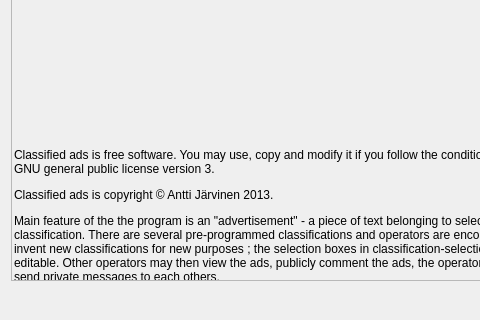
Above: ui/aboutDialog.ui from operatornormal/classified-ads before the change; both pictures show x 0 to 480 and y 333 to 653 of the 601 by 653 pixel window. Below: the same form after it.
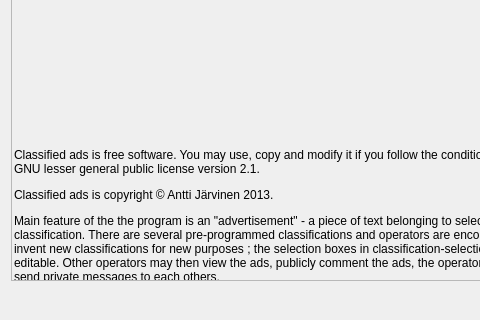
That is the form after the change. Icons and pictures are not drawn.

Commit message: Updated translations to reflect license change, included correct version of LGPL, actually removed Lenin bitmap, fixed minor glitch regarding usage of text in place of a missing image.

```diff
--- a/ui/aboutDialog.ui
+++ b/ui/aboutDialog.ui
@@ -60,7 +60,7 @@
           <property name="geometry">
            <rect>
             <x>0</x>
-            <y>-1767</y>
+            <y>0</y>
             <width>566</width>
             <height>2500</height>
            </rect>
@@ -157,7 +157,7 @@
                </size>
               </property>
               <property name="text">
-               <string>&lt;html&gt;&lt;head/&gt;&lt;body&gt;&lt;p&gt;Classified ads is free software. You may use, copy and modify it if you follow the conditions given in GNU general public license version 3.&lt;/p&gt;&lt;p&gt;Classified ads is copyright © Antti Järvinen 2013. &lt;/p&gt;&lt;p&gt;Main feature of the the program is an &amp;quot;advertisement&amp;quot; - a piece of text belonging to selected classification. There are several pre-programmed classifications and operators are encouraged to invent new classifications for new purposes ; the selection boxes in classification-selection tab are editable. Other operators may then view the ads, publicly comment the ads, the operators and also send private messages to each others. &lt;/p&gt;&lt;p&gt;Another important feature of classified ads is that it is designed to be operated without any centralized server infrastucture - it is you and other operators whose computers store and transmit all the content visible inside classified ads. To get connected you need to know address of at least one existing computer (a &lt;span style=&quot; font-style:italic;&quot;&gt;node&lt;/span&gt;) so if your network connection dialog shows no connections, you may need to contact someone you know is using the software and ask for address of her node to make initial contact with the network. Once connected the software should maintain list of addresses of other nodes. &lt;/p&gt;&lt;p&gt;Due to its server-less design the whole system works best if you leave the program running always when you have your computer powered on ; while processing other operators requests it will hog some computing resources and generate network traffic also when you are not actively using the program youself - others are. &lt;/p&gt;&lt;p&gt;Operators concerned about privacy of the content should be aware of following items:&lt;/p&gt;&lt;p&gt;- Data storage implementation is variant of &lt;span style=&quot; font-style:italic;&quot;&gt;distributed hash table&lt;/span&gt;, practically meaning that content posted by you gets copied some more-or-less random nodes in the network. &lt;/p&gt;&lt;p&gt;- Any data item (ad, comment, binary file, private message etc.) is digitally signed. This makes it more difficult to try to pose as another operator. &lt;/p&gt;&lt;p&gt;- Operators are reliably identified only by the SHA1 hash of their generated encryption keys. SHA1 hash is displayed when viewing details of operator profiles. Other identifying information like nickname or city name are entered by operator himself and can be anything. The operator profile, as it is published to the network, is also signed with the encryption keys of the operator - if you identify an operator by her SHA1 hash, you have a mechanism for identifying if any content inside classified ads is posted by this operator or not. Classified ads internally checks for digital signatures, throwing away content that fails signature check and tries to provide SHA1 hash of the operator who posted the content.&lt;/p&gt;&lt;p&gt;- All classified ads are posted as plain text, no encryption is used. All public profiles are posted as plain text, no encryption is used. If profile is made private, it is encrypted to be readable only by selected other profiles. This applies also to binary files shared by operators private profiles and comments about private profiles after the profile was made private (previously plain-text comments or files don't get magically encrypted afterwards). Private messages are encrypted always to be readable only by recipient and sender. Attachments follow the privary rules of the document, they're attachted to. &lt;/p&gt;&lt;p&gt;- As is the case with all internet-communications, this small fact is true for classified ads too : &lt;span style=&quot; font-style:italic;&quot;&gt;once something gets posted online, there is no way to remove it from network&lt;/span&gt;. &lt;/p&gt;&lt;p&gt;- Data encryption implementation for content is OpenSSL, relying mostly on algorithms RSA-2048 and AES-256. &lt;/p&gt;&lt;p&gt;- While connections between nodes are implemented using SSL, other nodes inside network do get to know what content is being transmitted in neighboring nodes. While there is no central point for easily collecting this information about particular classification or operator, operators still should expect no privacy regarding their doings online, altough some effort has been been put into hiding &lt;span style=&quot; font-style:italic;&quot;&gt;contents&lt;/span&gt; of private messages and private profiles. &lt;/p&gt;&lt;p&gt;Programming was (mostly) done by Antti Järvinen, artwork by Meeri Järvinen.&lt;/p&gt;&lt;p&gt;This product includes software developed by the OpenSSL Project for use in the OpenSSL Toolkit (http://www.openssl.org/).&lt;/p&gt;&lt;p&gt;Happy advertising!&lt;/p&gt;&lt;p&gt;&lt;br/&gt;&lt;/p&gt;&lt;/body&gt;&lt;/html&gt;</string>
+               <string>&lt;html&gt;&lt;head/&gt;&lt;body&gt;&lt;p&gt;Classified ads is free software. You may use, copy and modify it if you follow the conditions given in GNU lesser general public license version 2.1.&lt;/p&gt;&lt;p&gt;Classified ads is copyright © Antti Järvinen 2013. &lt;/p&gt;&lt;p&gt;Main feature of the the program is an &amp;quot;advertisement&amp;quot; - a piece of text belonging to selected classification. There are several pre-programmed classifications and operators are encouraged to invent new classifications for new purposes ; the selection boxes in classification-selection tab are editable. Other operators may then view the ads, publicly comment the ads, the operators and also send private messages to each others. &lt;/p&gt;&lt;p&gt;Another important feature of classified ads is that it is designed to be operated without any centralized server infrastucture - it is you and other operators whose computers store and transmit all the content visible inside classified ads. To get connected you need to know address of at least one existing computer (a &lt;span style=&quot; font-style:italic;&quot;&gt;node&lt;/span&gt;) so if your network connection dialog shows no connections, you may need to contact someone you know is using the software and ask for address of her node to make initial contact with the network. Once connected the software should maintain list of addresses of other nodes. &lt;/p&gt;&lt;p&gt;Due to its server-less design the whole system works best if you leave the program running always when you have your computer powered on ; while processing other operators requests it will hog some computing resources and generate network traffic also when you are not actively using the program youself - others are. &lt;/p&gt;&lt;p&gt;Operators concerned about privacy of the content should be aware of following items:&lt;/p&gt;&lt;p&gt;- Data storage implementation is variant of &lt;span style=&quot; font-style:italic;&quot;&gt;distributed hash table&lt;/span&gt;, practically meaning that content posted by you gets copied some more-or-less random nodes in the network. &lt;/p&gt;&lt;p&gt;- Any data item (ad, comment, binary file, private message etc.) is digitally signed. This makes it more difficult to try to pose as another operator. &lt;/p&gt;&lt;p&gt;- Operators are reliably identified only by the SHA1 hash of their generated encryption keys. SHA1 hash is displayed when viewing details of operator profiles. Other identifying information like nickname or city name are entered by operator himself and can be anything. The operator profile, as it is published to the network, is also signed with the encryption keys of the operator - if you identify an operator by her SHA1 hash, you have a mechanism for identifying if any content inside classified ads is posted by this operator or not. Classified ads internally checks for digital signatures, throwing away content that fails signature check and tries to provide SHA1 hash of the operator who posted the content.&lt;/p&gt;&lt;p&gt;- All classified ads are posted as plain text, no encryption is used. All public profiles are posted as plain text, no encryption is used. If profile is made private, it is encrypted to be readable only by selected other profiles. This applies also to binary files shared by operators private profiles and comments about private profiles after the profile was made private (previously plain-text comments or files don't get magically encrypted afterwards). Private messages are encrypted always to be readable only by recipient and sender. Attachments follow the privary rules of the document, they're attachted to. &lt;/p&gt;&lt;p&gt;- As is the case with all internet-communications, this small fact is true for classified ads too : &lt;span style=&quot; font-style:italic;&quot;&gt;once something gets posted online, there is no way to remove it from network&lt;/span&gt;. &lt;/p&gt;&lt;p&gt;- Data encryption implementation for content is OpenSSL, relying mostly on algorithms RSA-2048 and AES-256. &lt;/p&gt;&lt;p&gt;- While connections between nodes are implemented using SSL, other nodes inside network do get to know what content is being transmitted in neighboring nodes. While there is no central point for easily collecting this information about particular classification or operator, operators still should expect no privacy regarding their doings online, altough some effort has been been put into hiding &lt;span style=&quot; font-style:italic;&quot;&gt;contents&lt;/span&gt; of private messages and private profiles. &lt;/p&gt;&lt;p&gt;Programming was (mostly) done by Antti Järvinen, artwork by Meeri Järvinen.&lt;/p&gt;&lt;p&gt;This product includes software developed by the OpenSSL Project for use in the OpenSSL Toolkit (http://www.openssl.org/).&lt;/p&gt;&lt;p&gt;Happy advertising!&lt;/p&gt;&lt;p&gt;&lt;br/&gt;&lt;/p&gt;&lt;/body&gt;&lt;/html&gt;</string>
               </property>
               <property name="textFormat">
                <enum>Qt::RichText</enum>
```
The commit also changes 7 other files.
